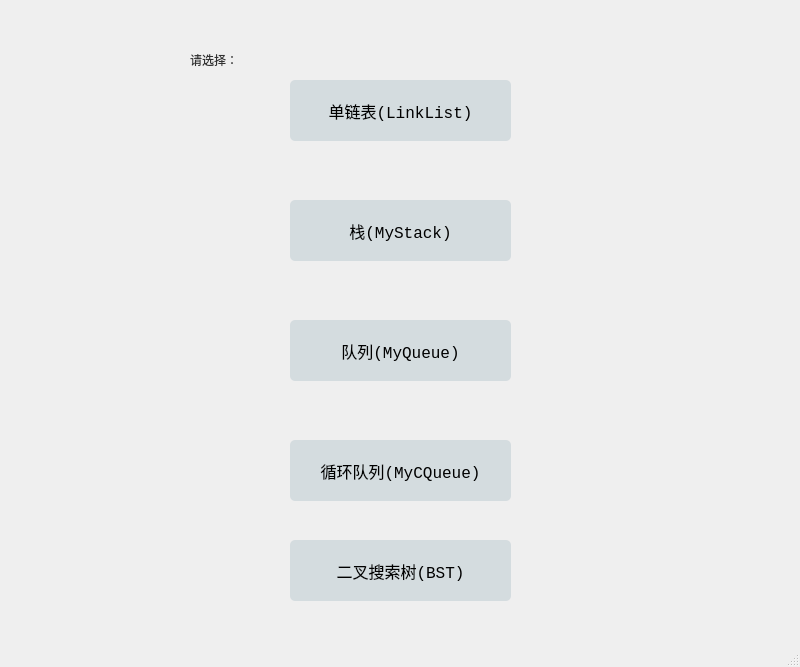
bkqkdksdr/QT, file mainwindow.ui: the form before one commit.
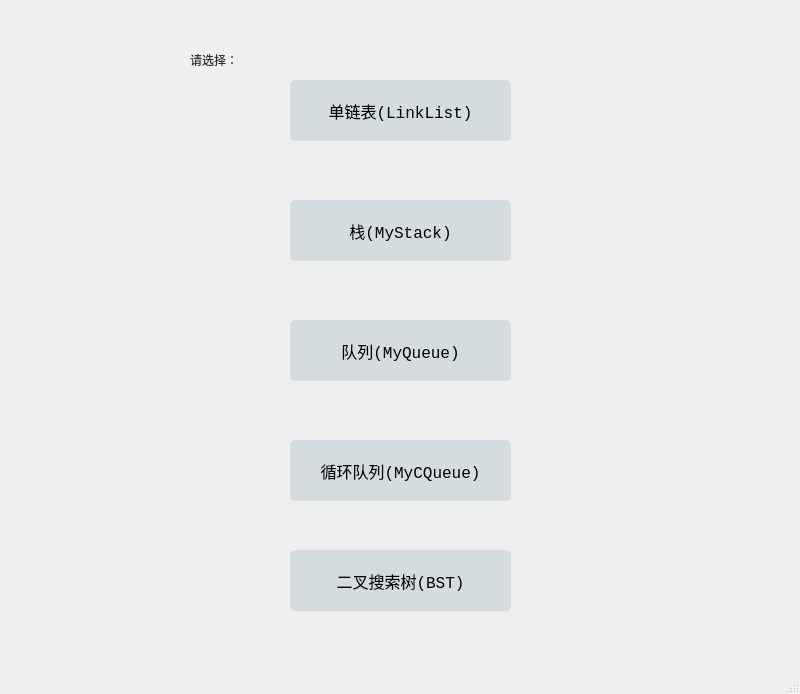
The form after the commit.

The edit to the form file:
```diff
--- a/mainwindow.ui
+++ b/mainwindow.ui
@@ -7,7 +7,7 @@
     <x>0</x>
     <y>0</y>
     <width>800</width>
-    <height>667</height>
+    <height>694</height>
    </rect>
   </property>
   <property name="windowTitle">
@@ -207,7 +207,7 @@
     <property name="geometry">
      <rect>
       <x>290</x>
-      <y>540</y>
+      <y>550</y>
       <width>221</width>
       <height>61</height>
      </rect>
```
